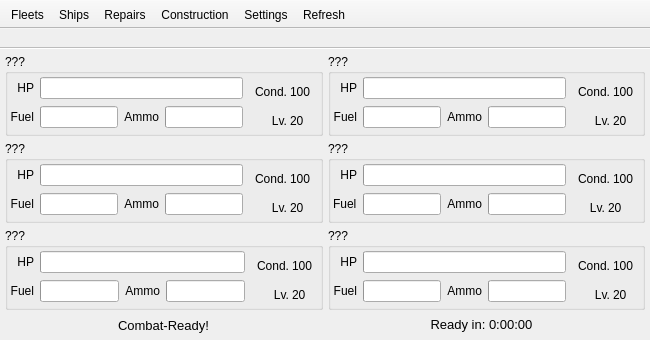
Before: the Qt Designer form forms/KCMainWindow.ui in KanColleTool/kct-tool, drawn with Qt 5.
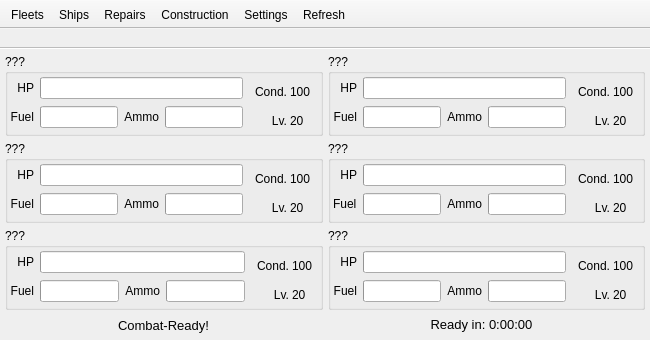
After: the same form once the commit is applied. Icons and pictures are not drawn.

What changed in the file:
```diff
--- a/forms/KCMainWindow.ui
+++ b/forms/KCMainWindow.ui
@@ -1074,6 +1074,12 @@
                 </property>
                 <item>
                  <widget class="QLabel" name="label_27">
+                  <property name="minimumSize">
+                   <size>
+                    <width>38</width>
+                    <height>0</height>
+                   </size>
+                  </property>
                   <property name="text">
                    <string>Lv.</string>
                   </property>
```
